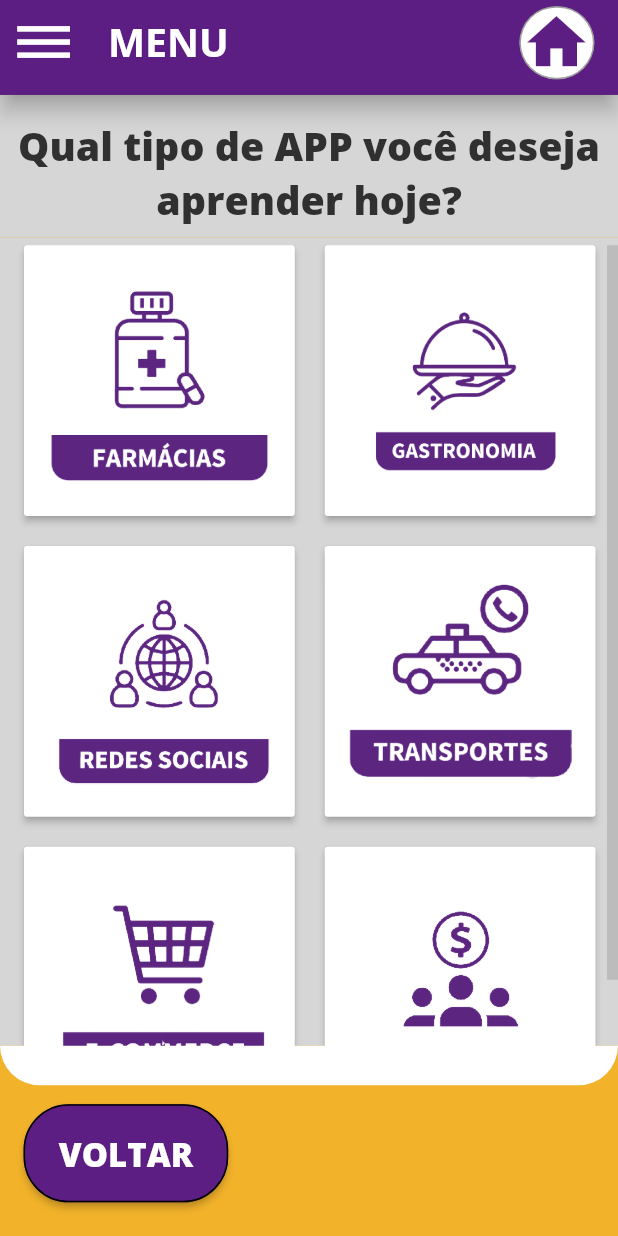
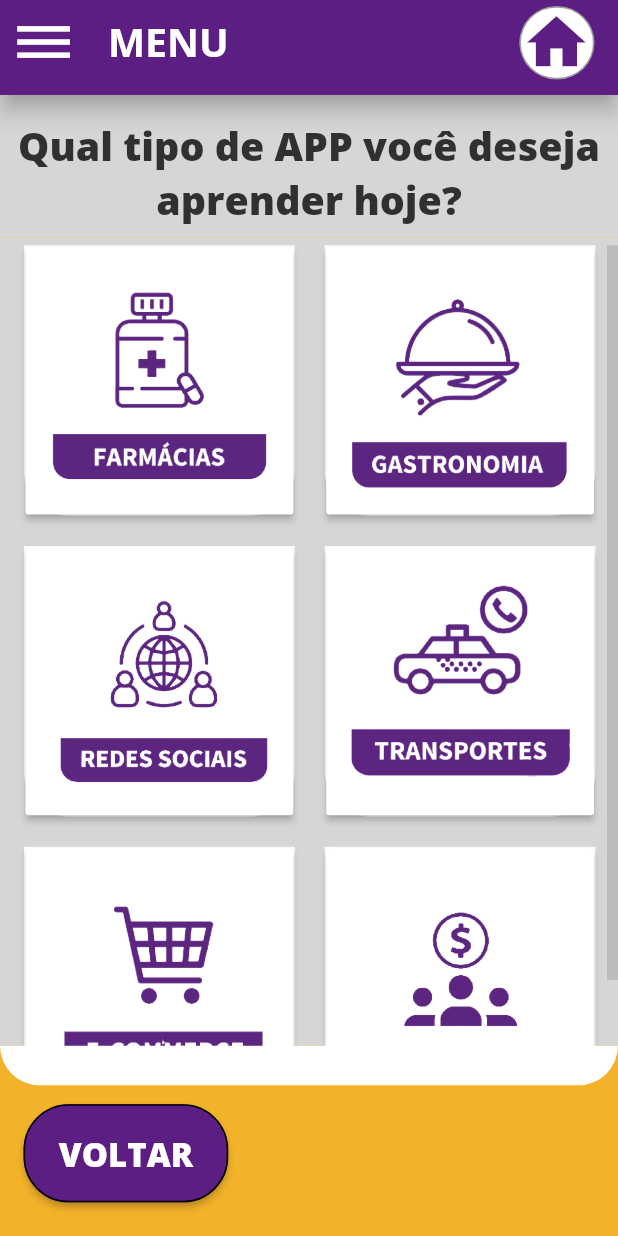
Before and after one commit to AegonX007/Projeto_Porto_Digital-Teclar, a Flutter app: the GavetaMenu screen opened by its route, after a tap on the "home" icon, on a phone screen of 412 x 824 dp. Run offline on Flutter 3.47's test engine with Material 2 defaults, Android fonts, the phone set to English and light mode, and no system bars; our stand-ins replace audioplayers, cloud_firestore, email_validator, firebase_auth, firebase_storage, flare_flutter and 6 more; missing offline and left inert: bloc_pattern, mercado_pago_mobile_checkout; accounts and stored records are empty.

Commit message:
Iniciado a construção de um grid novo

```diff
--- a/lib/ui_menu/gaveta.dart
+++ b/lib/ui_menu/gaveta.dart
@@ -70,7 +70,7 @@ class _GavetaMenuState extends State<GavetaMenu> {
     var sizeWidth = MediaQuery.of(context).size.width;
     var sizeHeight = MediaQuery.of(context).size.height;
     var sizeTop = MediaQuery.of(context).padding.top;
-    var sizeCard = (sizeHeight - sizeTop) * 0.8;
+    var sizeCard = (sizeHeight - sizeTop) * 0.545;
 
     return Scaffold(
       appBar: PreferredSize(
@@ -275,7 +275,7 @@ class _GavetaMenuState extends State<GavetaMenu> {
           SingleChildScrollView(
             child: Container(
               margin: EdgeInsets.only(top: 200.h),
-              height: sizeHeight * 0.5,
+              height: sizeCard,
               width: sizeWidth,
               decoration: BoxDecoration(
                   border: Border.all(width: 1.w, color: Colors.black38),
@@ -443,10 +443,10 @@ class _GavetaMenuState extends State<GavetaMenu> {
           Row(
             children: [
               Container(
-                  margin: EdgeInsets.only(left: 15.w, top: 600.h),
+                  margin: EdgeInsets.only(left: 15.w, top: 620.h),
                   child: Container(
                     height: 62.h,
-                    width: 150.w,
+                    width: 130.w,
                     child: RaisedButton(
                       textColor: Colors.white,
                       splashColor: Color(0xfffab611),
--- a/lib/ui_menu/gridDashboard.dart
+++ b/lib/ui_menu/gridDashboard.dart
@@ -24,7 +24,14 @@ class GridDash extends StatelessWidget {
       crossAxisSpacing: 20,
       mainAxisSpacing: 20,
       children: myList.map((data) {
-        return RaisedButton(
+        return Container(
+          decoration: BoxDecoration(
+              border: Border.all(width: 1, color: Colors.transparent),
+              borderRadius: const BorderRadius.only(
+                  bottomLeft: Radius.circular(30),
+                  bottomRight: Radius.circular(30)),
+              color: Colors.white),
+          child: RaisedButton(
               splashColor: Color(0xfffab611),
               color: Colors.white,
               onPressed: () {
@@ -34,7 +41,8 @@ class GridDash extends StatelessWidget {
                 children: <Widget>[
                   Image.asset(data.img, scale: 1),
                 ],
-            ));
+              )),
+        );
       }).toList(),
     ));
   }
--- /dev/null
+++ b/lib/ui_menu/grid_Inicial.dart
@@ -0,0 +1,44 @@
+import 'package:flutter/cupertino.dart';
+import 'package:flutter_screenutil/flutter_screenutil.dart';
+import 'package:flutter/material.dart';
+
+class GridDash extends StatelessWidget {
+  /*Item item1 = new Item(img: "images/farmacia.png", caminho: "/Farmacias");
+  Item item2 =
+      new Item(img: "images/gastronomia.png", caminho: "/Restaurantes");
+  Item item3 =
+      new Item(img: "images/redes_sociais.png", caminho: "/RedesSociais");
+  Item item4 = new Item(img: "images/transportes.png", caminho: "/Transportes");
+  Item item5 = new Item(img: "images/ecommerce.png", caminho: "/Ecommerce");
+  Item item6 = new Item(img: "images/financeiro.png", caminho: "/Financeiros");*/
+  @override
+  Widget build(BuildContext context) {
+    return Column(
+      children: [Container()],
+    );
+  }
+}
+
+
+/*
+RaisedButton(
+              splashColor: Color(0xfffab611),
+              color: Colors.white,
+              onPressed: () {
+                Navigator.pushNamed(context, data.caminho);
+              },
+              child: Stack(
+                children: <Widget>[
+                  Image.asset(data.img, scale: 1),
+                ],
+              )),
+ */
+
+/*
+decoration: BoxDecoration(
+              border: Border.all(width: 1, color: Colors.transparent),
+              borderRadius: const BorderRadius.only(
+                  bottomLeft: Radius.circular(30),
+                  bottomRight: Radius.circular(30)),
+              color: Colors.white),
+ */
```
Also changed, not shown: images/gastronomia.png. Lines whose indentation alone changed are shown as unchanged.
